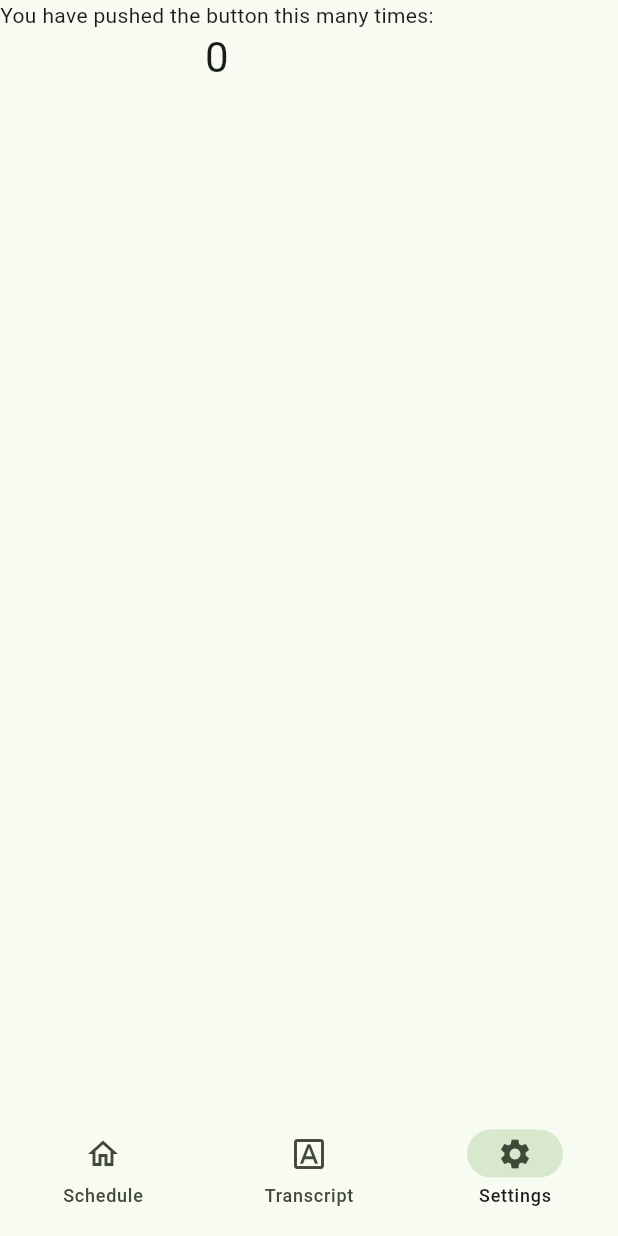
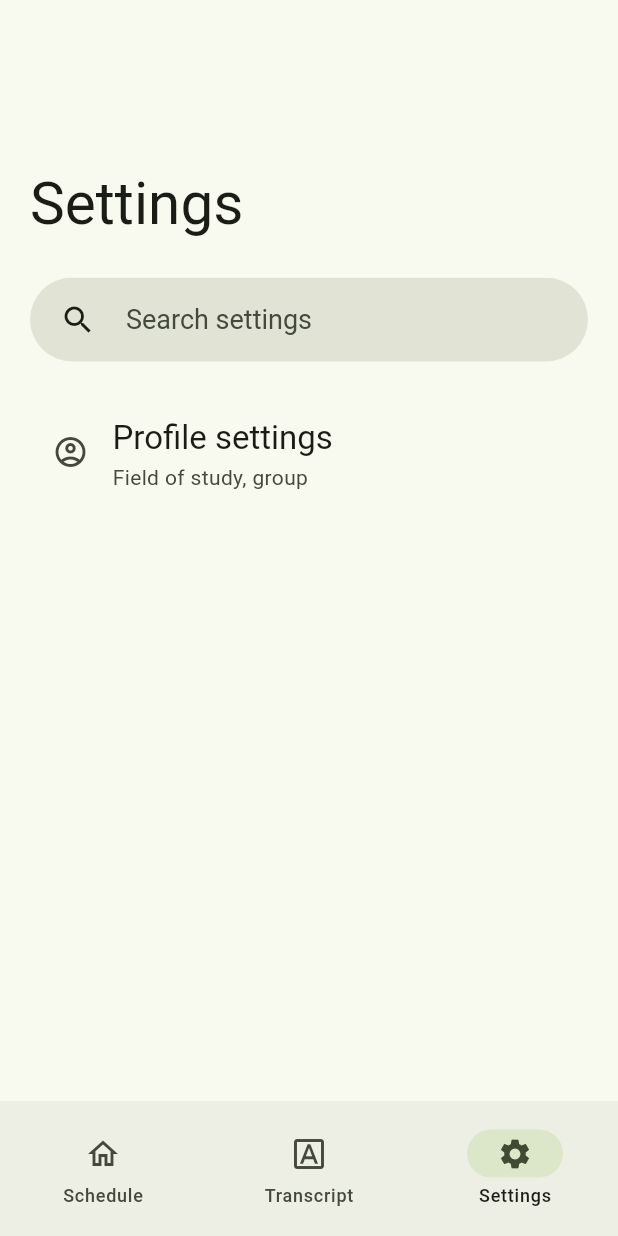
Before and after one commit to zarpach/ScheduleApp, a Flutter app: the screen it shows after launch, item 3 of the bottom bar chosen, on a phone screen of 412 x 824 dp. Run offline on Flutter 3.47's test engine with Material 3 defaults, Android fonts, the phone set to English and light mode, and no system bars; our stand-ins replace gap, google_fonts.

Commit message:
Status bar and NavBar brightness issues fixed, smooth settingsListTile animation

```diff
--- a/lib/main.dart
+++ b/lib/main.dart
@@ -1,6 +1,8 @@
 import 'package:flutter/material.dart';
 import 'package:flutter/services.dart';
+import 'package:schedule_app/modules/NavigationBarWidgets/SettingsPage.dart';
 import 'package:schedule_app/modules/NavigationBarWidgets/home.dart';
+import 'package:schedule_app/modules/NavigationBarWidgets/transcriptPage.dart';
 
 void main() {
   runApp(const MyApp());
@@ -11,43 +13,19 @@ class MyApp extends StatelessWidget {
   // This widget is the root of your application.
   @override
   Widget build(BuildContext context) {
-    SystemChrome.setSystemUIOverlayStyle(
-      const SystemUiOverlayStyle(
-        statusBarColor: Colors.transparent,
-        statusBarIconBrightness: Brightness.dark,
-        systemNavigationBarColor: Color.fromARGB(255, 239, 238, 230)
-      ),
-    );
     return MaterialApp(
-      title: 'Flutter Demo',
+      title: 'IUCA Schedule',
       debugShowCheckedModeBanner: false,
       theme: ThemeData(
-        // This is the theme of your application.
-        //
-        // TRY THIS: Try running your application with "flutter run". You'll see
-        // the application has a purple toolbar. Then, without quitting the app,
-        // try changing the seedColor in the colorScheme below to Colors.green
-        // and then invoke "hot reload" (save your changes or press the "hot
-        // reload" button in a Flutter-supported IDE, or press "r" if you used
-        // the command line to start the app).
-        //
-        // Notice that the counter didn't reset back to zero; the application
-        // state is not lost during the reload. To reset the state, use hot
-        // restart instead.
-        //
-        // This works for code too, not just values: Most code changes can be
-        // tested with just a hot reload.
         useMaterial3: true,
+        brightness: Brightness.light,
+        colorSchemeSeed: Colors.lightGreen.shade500,
+      ),
 
-        colorScheme: ColorScheme.fromSeed(
-          brightness: Brightness.light,
-          seedColor: Colors.lightGreen.shade50,
-          background: const Color.fromARGB(255, 251, 249, 241)),
-      ),
       darkTheme: ThemeData(
-        colorScheme: ColorScheme.fromSeed(seedColor: Colors.lightGreen.shade50,
-        brightness: Brightness.dark),
         useMaterial3: true,
+        brightness: Brightness.dark,
+        colorSchemeSeed: Colors.lightGreen.shade400,
       ),
       themeMode: ThemeMode.system,
       home: const MyHomePage(title: 'Schedule app'),
@@ -77,6 +55,7 @@ class _MyHomePageState extends State<MyHomePage> {
   int _counter = 0;
   int currentPageIndex = 0;
 
+
   void _incrementCounter() {
     setState(() {
       // This call to setState tells the Flutter framework that something has
@@ -90,6 +69,7 @@ class _MyHomePageState extends State<MyHomePage> {
 
   @override
   Widget build(BuildContext context) {
+    Brightness appBrightness = Theme.of(context).brightness;
     // This method is rerun every time setState is called, for instance as done
     // by the _incrementCounter method above.
     //
@@ -98,13 +78,18 @@ class _MyHomePageState extends State<MyHomePage> {
     // than having to individually change instances of widgets.
     return AnnotatedRegion<SystemUiOverlayStyle>(
       value: SystemUiOverlayStyle(
-        systemNavigationBarColor: Theme.of(context).navigationBarTheme.backgroundColor,
         statusBarColor: Colors.transparent,
-        systemNavigationBarIconBrightness: Theme.of(context).brightness,
+        statusBarBrightness: Theme.of(context).brightness,
+        statusBarIconBrightness:
+        appBrightness == Brightness.dark ?
+          Brightness.light
+              :
+          Brightness.dark,
+
+        systemNavigationBarIconBrightness: Brightness.dark,
       ),
       child: Scaffold(
         bottomNavigationBar: NavigationBar(
-          backgroundColor: const Color.fromARGB(1, 239, 238, 230),
           height: 90,
           onDestinationSelected: (int index) {
             setState(() {
@@ -149,29 +134,8 @@ class _MyHomePageState extends State<MyHomePage> {
             // action in the IDE, or press "p" in the console), to see the
             // wireframe for each widget.
           const Home(),
-          Column(
-            children: <Widget>[
-              const Text(
-                'You have pushed the button this many times:',
-              ),
-              Text(
-                '$_counter',
-                style: Theme.of(context).textTheme.headlineMedium,
-              ),
-            ],
-          ),
-          Column(
-            children: <Widget>[
-              const Text(
-                'You have pushed the button this many times:',
-              ),
-              Text(
-                '$_counter',
-                style: Theme.of(context).textTheme.headlineMedium,
-              ),
-            ],
-          )
-
+          const TranscriptPage(),
+          const SettingsPage(),
         ][currentPageIndex],
         // This trailing comma makes auto-formatting nicer for build methods.
       ),
--- /dev/null
+++ b/lib/modules/NavigationBarWidgets/SettingsPage.dart
@@ -0,0 +1,135 @@
+import 'package:flutter/material.dart';
+import 'package:flutter/rendering.dart';
+import 'package:gap/gap.dart';
+import 'package:google_fonts/google_fonts.dart';
+
+class SettingsPage extends StatefulWidget {
+
+  const SettingsPage({super.key});
+
+  @override
+  State<StatefulWidget> createState() => _SettingsPageState();
+}
+
+class _SettingsPageState extends State<SettingsPage> {
+  bool isDark = false;
+  @override
+  Widget build(BuildContext context) {
+    return Scaffold(
+      body: CustomScrollView(
+          physics: const BouncingScrollPhysics(),
+          slivers: <Widget>[
+            SliverPadding(
+              padding: const EdgeInsets.symmetric(horizontal: 20.0),
+              sliver: SliverAppBar(
+                expandedHeight: 185.0,
+                flexibleSpace: FlexibleSpaceBar(
+                  titlePadding: const EdgeInsets.only(bottom: 24.0),
+                  title: Text(
+                      'Settings',
+                      style: GoogleFonts.roboto(
+                          fontSize: 26,
+                          color: Theme.of(context).textTheme.titleLarge?.color)
+                  ),
+                ),
+              ),
+            ),
+            SliverPadding(
+                padding: const EdgeInsets.symmetric(horizontal: 20.0),
+                sliver: SliverToBoxAdapter(
+                  child: SizedBox(
+                    child: SearchAnchor(
+                        builder: (BuildContext context, SearchController controller) {
+                          return SearchBar(
+                            hintText: 'Search settings',
+                            hintStyle: MaterialStatePropertyAll(
+                                TextStyle(
+                                    fontSize: 18,
+                                    fontFamily: GoogleFonts.roboto().fontFamily,
+                                    fontWeight: FontWeight.w400,
+                                    letterSpacing: 0
+                                )
+                            ),
+                            elevation: const MaterialStatePropertyAll(0),
+                            backgroundColor: MaterialStatePropertyAll(Theme.of(context).colorScheme.surfaceVariant),
+                            controller: controller,
+                            padding: const MaterialStatePropertyAll<EdgeInsets>(
+                                EdgeInsets.symmetric(horizontal: 20.0)),
+                            onTap: () {
+                              controller.openView();
+                            },
+                            onChanged: (_) {
+                              controller.openView();
+                            },
+                            leading: const Icon(Icons.search),
+                          );
+                        }, suggestionsBuilder:
+                        (BuildContext context, SearchController controller) {
+                      return List<ListTile>.generate(5, (int index) {
+                        final String item = 'item $index';
+                        return ListTile(
+                          title: Text(item),
+                          onTap: () {
+                            setState(() {
+                              controller.closeView(item);
+                            });
+                          },
+                        );
+                      });
+                    }),
+                  ),
+                ),
+            ),
+
+            const SliverToBoxAdapter(
+              child: Gap(16),
+            ),
+            SliverList.list(
+                children: [
+                  ListTile(
+                    contentPadding: const EdgeInsets.symmetric(horizontal: 35.0, vertical: 10.0),
+                    leading: Icon(Icons.account_circle_outlined),
+                    title: Text(
+                        'Profile settings',
+                        style: GoogleFonts.roboto(
+                            fontSize: 22,
+                            fontWeight: FontWeight.w400,
+                            letterSpacing: 0
+                        )
+                    ),
+                    subtitle: const Text('Field of study, group'),
+                    onTap: () {
+                      Navigator.push(
+                        context,
+                        MaterialPageRoute<Widget>(
+                            builder: (context) {
+                              return Scaffold(
+                                appBar: AppBar(title: const Text(
+                                    'ListTile Hero')),
+                                body: Center(
+                                  child: Hero(
+                                    tag: 'ListTile-Hero',
+                                    child: Material(
+                                      child: ListTile(
+                                        title: const Text('ListTile with Hero'),
+                                        subtitle: const Text(
+                                            'Tap here to go back'),
+                                        onTap: () {
+                                          Navigator.pop(context);
+                                        },
+                                      ),
+                                    ),
+                                  ),
+                                ),
+                              );
+                            }),
+                      );
+                    },
+                  ),
+                ]
+            )
+          ],
+        ),
+    );
+  }
+}
--- a/lib/modules/NavigationBarWidgets/home.dart
+++ b/lib/modules/NavigationBarWidgets/home.dart
@@ -1,6 +1,7 @@
 import 'package:flutter/material.dart';
 import 'package:google_fonts/google_fonts.dart';
 import 'package:gap/gap.dart';
+import 'package:intl/intl.dart';
 
 class Home extends StatefulWidget {
   const Home({super.key});
@@ -21,6 +22,7 @@ class _HomeNavState extends State<Home> {
               crossAxisAlignment: CrossAxisAlignment.stretch,
               mainAxisAlignment: MainAxisAlignment.end,
               children: [
+                // Greeting text, includes user's name
                 Text(
                     'Hi, Eraaly!',
                     style: GoogleFonts.manrope(
@@ -29,8 +31,9 @@ class _HomeNavState extends State<Home> {
                       fontSize: 48
                     )),
                 const Gap(16),
+                // Current weekday, using 'EEEE' format of current date
                 Text(
-                    'Monday',
+                  DateFormat('EEEE').format(DateTime.now()),
                     style: GoogleFonts.manrope(
                       fontWeight: FontWeight.w300,
                       fontSize: 28
--- /dev/null
+++ b/lib/modules/SettingsListTiles/SettingsListTileWidget.dart
@@ -0,0 +1,5 @@
+import 'package:flutter/cupertino.dart';
+
+SliverList? SettingsListTile(Icon icon, String title, String subtitle) {
+  return null;
+}
```
Also changed, not shown: lib/modules/NavigationBarWidgets/transcriptPage.dart (+26 -0 lines), 1 other file.
